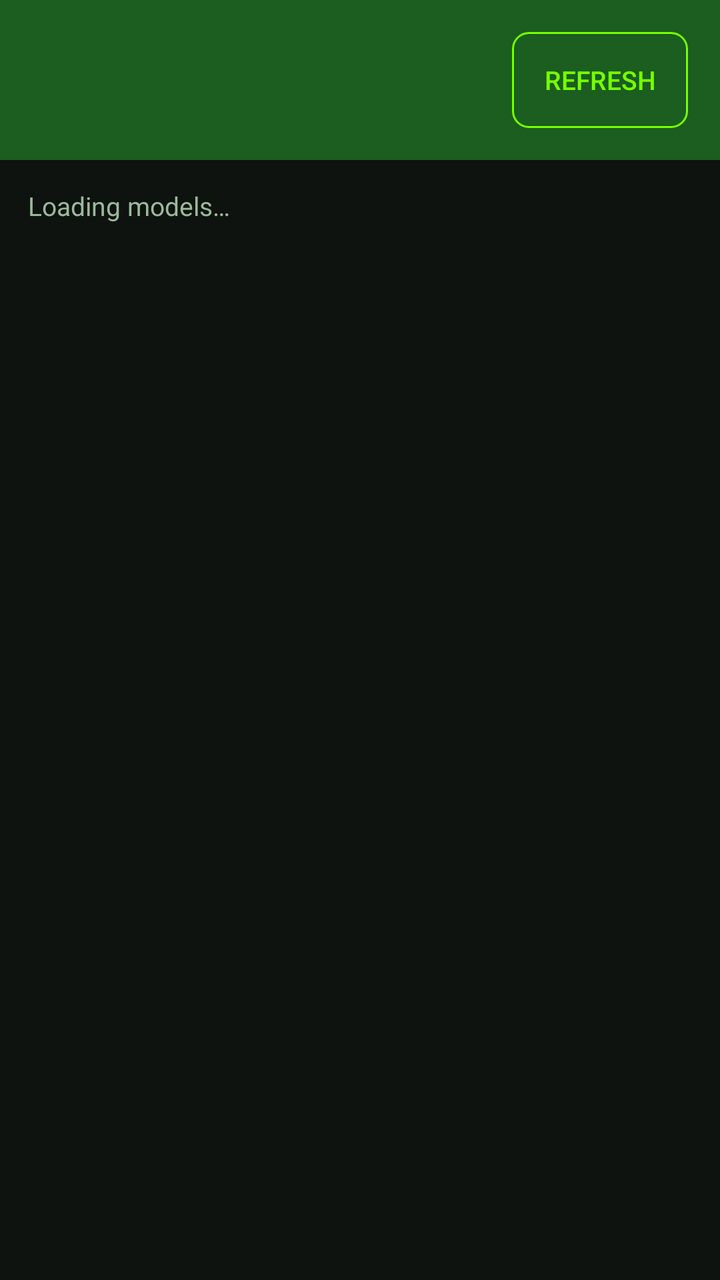
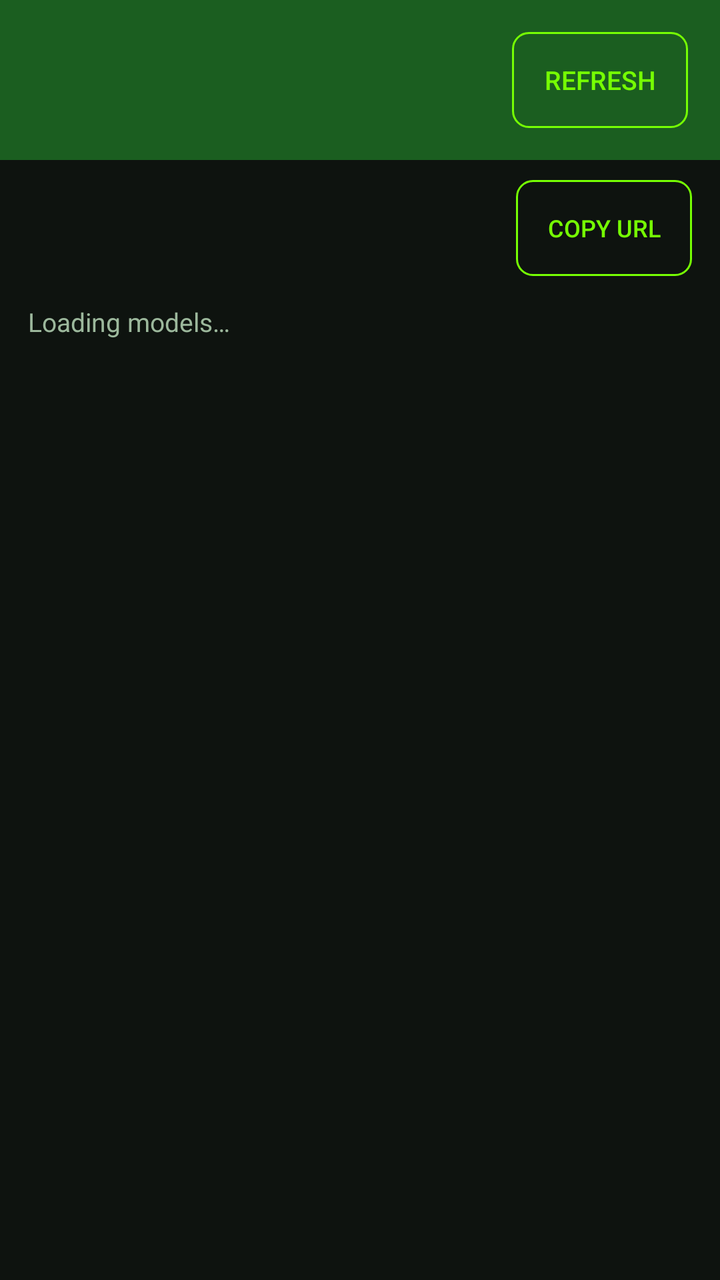

An Android layout rendered at two revisions. The XML below is the earlier revision; the diff shows what the commit changed to produce the second picture.
<!-- AndroidManifest.xml: application theme Theme.KeysBook -->
<!-- res/layout/activity_models.xml -->
<?xml version="1.0" encoding="utf-8"?>
<LinearLayout xmlns:android="http://schemas.android.com/apk/res/android"
    android:layout_width="match_parent"
    android:layout_height="match_parent"
    android:orientation="vertical"
    android:background="@color/bg">

    <LinearLayout
        android:layout_width="match_parent"
        android:layout_height="wrap_content"
        android:orientation="horizontal"
        android:gravity="center_vertical"
        android:background="@color/primary"
        android:padding="16dp">

        <TextView
            android:id="@+id/title"
            android:layout_width="0dp"
            android:layout_height="wrap_content"
            android:layout_weight="1"
            android:textSize="18sp"
            android:textStyle="bold"
            android:textColor="#FFFFFFFF" />

        <Button
            android:id="@+id/refresh"
            android:layout_width="wrap_content"
            android:layout_height="wrap_content"
            android:background="@drawable/bg_button_outline"
            android:paddingLeft="14dp"
            android:paddingRight="14dp"
            android:paddingTop="8dp"
            android:paddingBottom="8dp"
            android:textSize="13sp"
            android:textColor="@color/accent"
            android:text="@string/refresh" />
    </LinearLayout>

    <TextView
        android:id="@+id/status"
        android:layout_width="match_parent"
        android:layout_height="wrap_content"
        android:padding="14dp"
        android:textSize="13sp"
        android:textColor="@color/text_muted"
        android:text="@string/loading_models" />

    <ListView
        android:id="@+id/list"
        android:layout_width="match_parent"
        android:layout_height="0dp"
        android:layout_weight="1"
        android:divider="@null"
        android:dividerHeight="0dp"
        android:paddingLeft="12dp"
        android:paddingRight="12dp"
        android:paddingBottom="12dp"
        android:clipToPadding="false"
        android:scrollbars="none" />

</LinearLayout>
<!-- resources referenced by this layout -->
<resources>
  <color name="accent">#FF76FF03</color>
  <color name="bg">#FF0E130F</color>
  <color name="primary">#FF1B5E20</color>
  <color name="text_muted">#FF9CB89C</color>
  <!-- drawable bg_button_outline (drawable) -->
  <?xml version="1.0" encoding="utf-8"?>
  <shape xmlns:android="http://schemas.android.com/apk/res/android"
      android:shape="rectangle">
      <solid android:color="#00000000" />
      <stroke android:width="1dp" android:color="@color/accent" />
      <corners android:radius="8dp" />
  </shape>
  <string name="loading_models">Loading models…</string>
  <string name="refresh">Refresh</string>
  <style name="Theme.KeysBook" parent="android:Theme.Material">
          <item name="android:colorPrimary">@color/primary</item>
          <item name="android:colorPrimaryDark">@color/primary_dark</item>
          <item name="android:colorAccent">@color/accent</item>
          <item name="android:windowBackground">@color/bg</item>
      </style>
  <color name="primary_dark">#FF003300</color>
</resources>

<!-- the commit's change to res/layout/activity_models.xml (unified diff, before → after) -->
@@ -36,6 +36,38 @@
             android:text="@string/refresh" />
     </LinearLayout>
 
+    <LinearLayout
+        android:layout_width="match_parent"
+        android:layout_height="wrap_content"
+        android:orientation="horizontal"
+        android:gravity="center_vertical"
+        android:paddingLeft="14dp"
+        android:paddingRight="14dp"
+        android:paddingTop="10dp">
+
+        <TextView
+            android:id="@+id/base_url"
+            android:layout_width="0dp"
+            android:layout_height="wrap_content"
+            android:layout_weight="1"
+            android:fontFamily="monospace"
+            android:textSize="12sp"
+            android:textColor="@color/text_muted" />
+
+        <Button
+            android:id="@+id/copy_base"
+            android:layout_width="wrap_content"
+            android:layout_height="wrap_content"
+            android:background="@drawable/bg_button_outline"
+            android:paddingLeft="12dp"
+            android:paddingRight="12dp"
+            android:paddingTop="6dp"
+            android:paddingBottom="6dp"
+            android:textSize="12sp"
+            android:textColor="@color/accent"
+            android:text="@string/copy_url" />
+    </LinearLayout>
+
     <TextView
         android:id="@+id/status"
         android:layout_width="match_parent"
<!-- resource entries referenced after the edit -->
@@ -12,6 +12,7 @@
       <stroke android:width="1dp" android:color="@color/accent" />
       <corners android:radius="8dp" />
   </shape>
+  <string name="copy_url">Copy URL</string>
   <string name="loading_models">Loading models…</string>
   <string name="refresh">Refresh</string>
   <style name="Theme.KeysBook" parent="android:Theme.Material">
